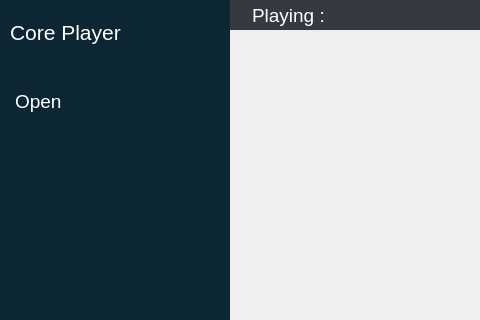
Qt form coreplayer/coreplayer.ui (rahmanshaber/corebox) before a commit; both pictures show x 0 to 480 and y 0 to 320 of the 802 by 420 pixel window.
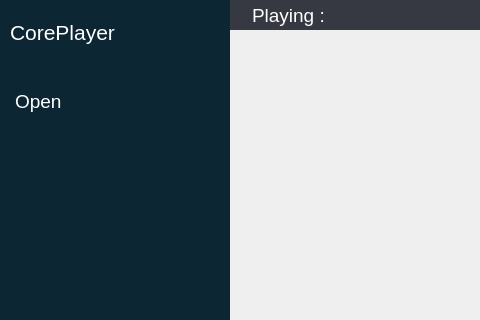
The same form after that commit. Icons and pictures are not drawn.

Patch:
```diff
--- a/coreplayer/coreplayer.ui
+++ b/coreplayer/coreplayer.ui
@@ -88,7 +88,7 @@
 </string>
         </property>
         <property name="text">
-         <string>Core Player</string>
+         <string>CorePlayer</string>
         </property>
         <property name="icon">
          <iconset resource="../icons.qrc">
```
